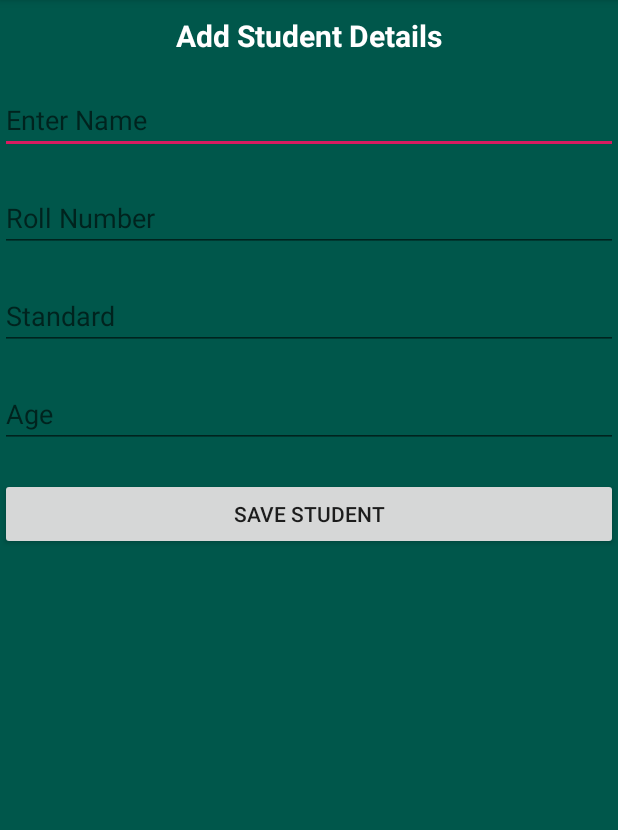
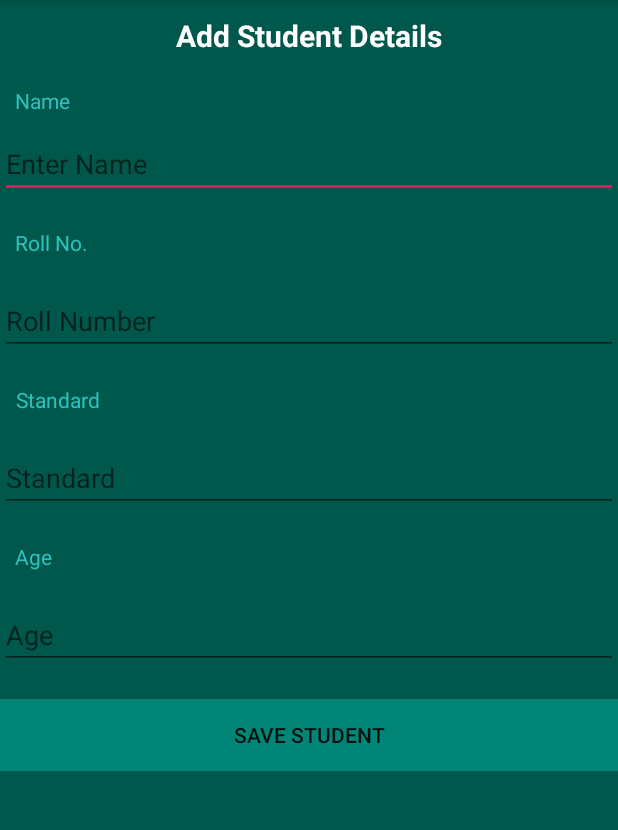
Before and after one commit to robinmalhotra/StudentManagementSystem, an Android app: the screen it shows after launch (CreateStudentActivity), after a tap on "ADD STUDENT", on a phone screen of 412 x 824 dp, the part 84-914 px from its top. Run offline under Robolectric (Android 15) with nearby library versions, the phone set to English and light mode, and no system bars.

Commit message:
minor changes in XML, removed few Hardcoded Strings, changes in SortbyRoll function

```diff
--- a/app/src/main/res/layout/activity_create_student.xml
+++ b/app/src/main/res/layout/activity_create_student.xml
@@ -1,6 +1,10 @@
 <?xml version="1.0" encoding="utf-8"?>
+
+<ScrollView android:layout_height="match_parent"
+    android:layout_width="match_parent"
+    xmlns:android="http://schemas.android.com/apk/res/android"
+    android:background="@color/colorPrimaryDark">
 <RelativeLayout xmlns:android="http://schemas.android.com/apk/res/android"
-    xmlns:app="http://schemas.android.com/apk/res-auto"
     xmlns:tools="http://schemas.android.com/tools"
     android:layout_width="match_parent"
     android:layout_height="match_parent"
@@ -30,45 +34,86 @@
         android:textStyle="bold"
         android:visibility="gone" />
 
+    <TextView
+        android:layout_width="wrap_content"
+        android:layout_height="wrap_content"
+        android:text="@string/nametv"
+        android:id="@+id/tvNameText"
+        android:layout_marginTop="@dimen/margin20"
+        android:textColor="@color/colorHolder"
+        android:gravity="center_horizontal"
+        android:paddingLeft="@dimen/margin10"
+        android:layout_below="@id/tvAddStudentDetails"/>
+
     <EditText
         android:id="@+id/etStudentNameText"
         android:layout_width="match_parent"
         android:layout_height="wrap_content"
-        android:layout_below="@+id/tvAddStudentDetails"
-        android:layout_marginTop="@dimen/margin20"
+        android:layout_below="@+id/tvNameText"
+        android:layout_marginTop="@dimen/margin10"
         android:ems="10"
         android:hint="@string/namehint"
         android:inputType="textPersonName"
         android:textColor="@color/cardview_light_background" />
+    <TextView
+        android:layout_width="wrap_content"
+        android:layout_height="wrap_content"
+        android:text="@string/roll_notv"
+        android:id="@+id/tvRollText"
+        android:layout_marginTop="@dimen/margin20"
+        android:textColor="@color/colorHolder"
+        android:gravity="center_horizontal"
+        android:paddingLeft="@dimen/margin10"
+        android:layout_below="@id/etStudentNameText"/>
 
     <EditText
         android:id="@+id/etStudentRollNumberText"
         android:layout_width="match_parent"
         android:layout_height="wrap_content"
-        android:layout_below="@+id/etStudentNameText"
+        android:layout_below="@+id/tvRollText"
         android:layout_marginTop="@dimen/margin20"
         android:hint="@string/rollhint"
         android:inputType="number"
         android:textColor="@color/cardview_light_background" />
+    <TextView
+        android:layout_width="wrap_content"
+        android:layout_height="wrap_content"
+        android:text="@string/standardtv"
+        android:id="@+id/tvStandardText"
+        android:layout_marginTop="@dimen/margin20"
+        android:textColor="@color/colorHolder"
+        android:gravity="center_horizontal"
+        android:paddingLeft="@dimen/margin10"
+        android:layout_below="@id/etStudentRollNumberText"/>
 
 
     <EditText
         android:id="@+id/etStudentStandardText"
         android:layout_width="match_parent"
         android:layout_height="wrap_content"
-        android:layout_below="@+id/etStudentRollNumberText"
+        android:layout_below="@+id/tvStandardText"
         android:layout_marginTop="@dimen/margin20"
         android:ems="10"
         android:hint="@string/standardhint"
         android:inputType="number"
         android:textColor="@color/cardview_light_background"
        />
+    <TextView
+        android:layout_width="wrap_content"
+        android:layout_height="wrap_content"
+        android:text="@string/agetv"
+        android:id="@+id/tvAgeText"
+        android:layout_marginTop="@dimen/margin20"
+        android:textColor="@color/colorHolder"
+        android:gravity="center_horizontal"
+        android:paddingLeft="@dimen/margin10"
+        android:layout_below="@id/etStudentStandardText"/>
 
     <EditText
         android:id="@+id/etStudentAgeText"
         android:layout_width="match_parent"
         android:layout_height="wrap_content"
-        android:layout_below="@+id/etStudentStandardText"
+        android:layout_below="@+id/tvAgeText"
         android:layout_marginTop="@dimen/margin20"
         android:ems="10"
         android:hint="@string/agehint"
@@ -83,7 +128,8 @@
         android:layout_marginTop="@dimen/margin20"
         android:onClick="addStudentButton"
         android:text="@string/save_student_button"
-        android:visibility="visible" />
+        android:visibility="visible"
+        android:background="@color/colorPrimary"/>
 
     <Button
         android:id="@+id/btnUpdateStudent"
@@ -93,7 +139,8 @@
         android:layout_marginTop="@dimen/marginbutton"
         android:onClick="updateStudentButton"
         android:text="@string/update_student_button"
-        android:visibility="visible" />
+        android:visibility="visible"
+        android:background="@color/colorPrimary"/>
 
 
-</RelativeLayout>
+</RelativeLayout></ScrollView>
--- a/app/src/main/res/values/strings.xml
+++ b/app/src/main/res/values/strings.xml
@@ -34,4 +34,13 @@
     <string name="title_activity_splash">SplashActivity</string>
     <string name="dummy_button">Dummy Button</string>
     <string name="dummy_content">DUMMY\nCONTENT</string>
+    <string name="alertchoice">Choose from below</string>
+    <string name="viewitem">View</string>
+    <string name="edititem">Edit</string>
+    <string name="deleteitem">Delete</string>
+    <string name="standarderror">Standard should be between 1 - 12</string>
+    <string name="agetv">Age</string>
+    <string name="standardtv">Standard</string>
+    <string name="roll_notv">Roll No.</string>
+    <string name="nametv">Name</string>
 </resources>
```
Also changed, not shown: app/src/main/java/com/example/studentmanagementsystem/activity/CreateStudentActivity.java (+30 -22 lines), app/src/main/java/com/example/studentmanagementsystem/activity/StudentActivity.java (+15 -14 lines), app/src/main/java/com/example/studentmanagementsystem/backgrounddbhandle/BackgroundAsyncTasks.java (+4 -3 lines), app/src/main/java/com/example/studentmanagementsystem/backgrounddbhandle/BackgroundIntentService.java (+12 -15 lines), app/src/main/java/com/example/studentmanagementsystem/backgrounddbhandle/BackgroundService.java (+11 -9 lines), app/src/main/java/com/example/studentmanagementsystem/fragments/StudentListFragment.java (deleted, +0 -18 lines), app/src/main/java/com/example/studentmanagementsystem/util/Constants.java (+34 -0 lines).
